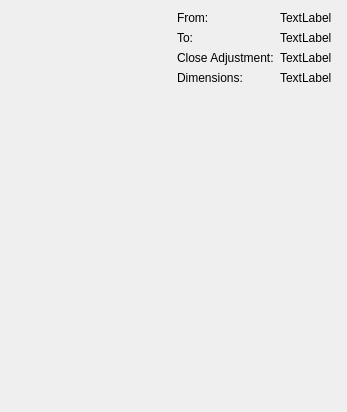
Old version of the form arkhorclient/gui/gatedatawidget.ui in the repository kingnak/arkhor.
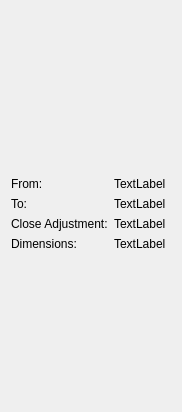
New version of the form. Custom widgets are drawn as their Qt base class.

What changed in the file:
```diff
--- a/arkhorclient/gui/gatedatawidget.ui
+++ b/arkhorclient/gui/gatedatawidget.ui
@@ -6,15 +6,13 @@
    <rect>
     <x>0</x>
     <y>0</y>
-    <width>347</width>
+    <width>178</width>
     <height>412</height>
    </rect>
   </property>
   <property name="windowTitle">
    <string>Form</string>
   </property>
-  <layout class="QHBoxLayout" name="horizontalLayout" stretch="0,1">
-   <item>
     <layout class="QVBoxLayout" name="verticalLayout">
      <item>
       <widget class="GateWidget" name="wgtGate" native="true">
@@ -31,21 +29,6 @@
         </size>
        </property>
       </widget>
-     </item>
-     <item>
-      <spacer name="verticalSpacer">
-       <property name="orientation">
-        <enum>Qt::Vertical</enum>
-       </property>
-       <property name="sizeHint" stdset="0">
-        <size>
-         <width>20</width>
-         <height>40</height>
-        </size>
-       </property>
-      </spacer>
-     </item>
-    </layout>
    </item>
    <item>
     <layout class="QFormLayout" name="formLayout">
```
Lines whose indentation alone changed are shown as unchanged.
